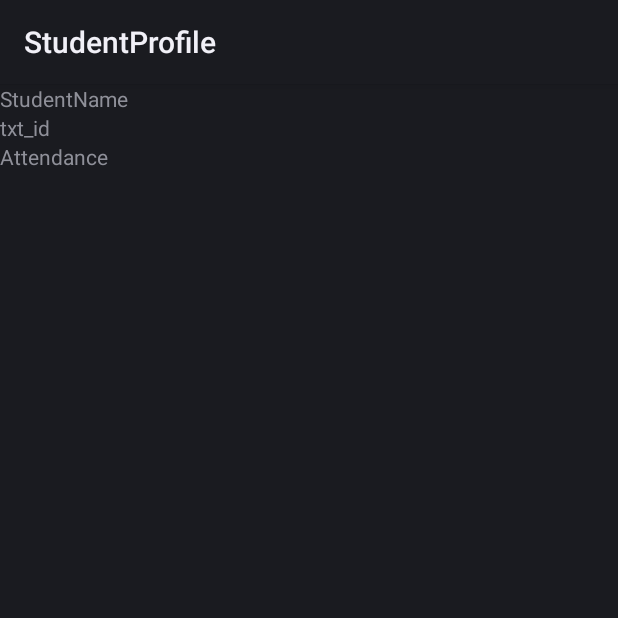
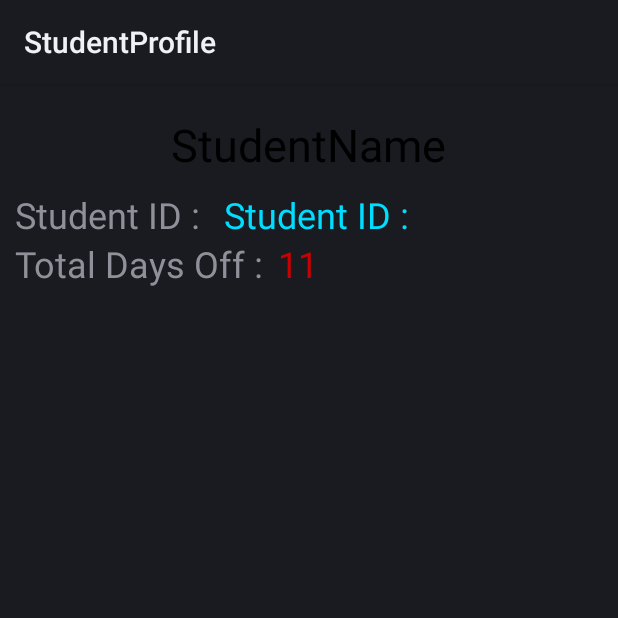
Before and after one commit to muhammadzkralla/DimitsAttendence11, an Android app: the StudentProfile screen opened directly, with no data from a screen before it, on a phone screen of 412 x 824 dp, the top half of it. Run offline under Robolectric (Android 15) with nearby library versions, the phone set to English and light mode, and no system bars; our stand-ins replace Firebase (no records; nobody signed in at launch, a user with empty details on screens opened directly); 1 statement that could not run was skipped.

Commit message:
false days only in StudentProfile and total daysOff count

```diff
--- a/app/src/main/java/com/dimits/dimitsattendence/AttendanceActivity.java
+++ b/app/src/main/java/com/dimits/dimitsattendence/AttendanceActivity.java
@@ -30,9 +30,7 @@ public class AttendanceActivity extends AppCompatActivity {
         setContentView(R.layout.activity_attendance);
         recyclerView = (RecyclerView) findViewById(R.id.recycler_attendance);
         recyclerView.setHasFixedSize(true);
-        recyclerView.setHasFixedSize(true);
         LinearLayoutManager linearLayoutManager = new LinearLayoutManager(getApplicationContext());
-        linearLayoutManager.setStackFromEnd(true);
         recyclerView.setLayoutManager(linearLayoutManager);
         downloadStudents();
     }
--- a/app/src/main/java/com/dimits/dimitsattendence/HomeActivity.java
+++ b/app/src/main/java/com/dimits/dimitsattendence/HomeActivity.java
@@ -35,9 +35,7 @@ public class HomeActivity extends AppCompatActivity {
         setContentView(R.layout.activity_home);
         recyclerView = (RecyclerView) findViewById(R.id.recycler_classes);
         recyclerView.setHasFixedSize(true);
-        recyclerView.setHasFixedSize(true);
         LinearLayoutManager linearLayoutManager = new LinearLayoutManager(getApplicationContext());
-        linearLayoutManager.setStackFromEnd(true);
         recyclerView.setLayoutManager(linearLayoutManager);
         downloadClasses();
     }
--- a/app/src/main/java/com/dimits/dimitsattendence/Reports.java
+++ b/app/src/main/java/com/dimits/dimitsattendence/Reports.java
@@ -29,9 +29,7 @@ public class Reports extends AppCompatActivity {
         setContentView(R.layout.activity_reports);
         recyclerView = (RecyclerView) findViewById(R.id.recycler_reports);
         recyclerView.setHasFixedSize(true);
-        recyclerView.setHasFixedSize(true);
         LinearLayoutManager linearLayoutManager = new LinearLayoutManager(getApplicationContext());
-        linearLayoutManager.setStackFromEnd(true);
         recyclerView.setLayoutManager(linearLayoutManager);
         downloadReports();
     }
--- a/app/src/main/java/com/dimits/dimitsattendence/SpecificAttendanceReport.java
+++ b/app/src/main/java/com/dimits/dimitsattendence/SpecificAttendanceReport.java
@@ -32,9 +32,7 @@ public class SpecificAttendanceReport extends AppCompatActivity {
         setContentView(R.layout.activity_specific_attendance_report);
         recyclerView = (RecyclerView) findViewById(R.id.recycler_specific);
         recyclerView.setHasFixedSize(true);
-        recyclerView.setHasFixedSize(true);
         LinearLayoutManager linearLayoutManager = new LinearLayoutManager(getApplicationContext());
-        linearLayoutManager.setStackFromEnd(true);
         recyclerView.setLayoutManager(linearLayoutManager);
         downloadReport();
     }
--- a/app/src/main/java/com/dimits/dimitsattendence/StudentProfile.java
+++ b/app/src/main/java/com/dimits/dimitsattendence/StudentProfile.java
@@ -6,25 +6,18 @@ import android.os.Bundle;
 import com.dimits.dimitsattendence.adapter.SpecificAttendanceAdapter;
 import com.dimits.dimitsattendence.common.Common;
 import com.dimits.dimitsattendence.model.StudentAttendanceModel;
-import com.google.android.material.snackbar.Snackbar;
 
 import androidx.annotation.NonNull;
 import androidx.appcompat.app.AppCompatActivity;
 
-import android.view.View;
 import android.widget.TextView;
 import android.widget.Toast;
 
-import androidx.navigation.NavController;
-import androidx.navigation.Navigation;
-import androidx.navigation.ui.AppBarConfiguration;
-import androidx.navigation.ui.NavigationUI;
 import androidx.recyclerview.widget.LinearLayoutManager;
 import androidx.recyclerview.widget.RecyclerView;
 
 import com.google.firebase.database.DataSnapshot;
 import com.google.firebase.database.DatabaseError;
-import com.google.firebase.database.DatabaseReference;
 import com.google.firebase.database.FirebaseDatabase;
 import com.google.firebase.database.ValueEventListener;
 
@@ -33,7 +26,8 @@ import java.util.Iterator;
 import java.util.List;
 
 public class StudentProfile extends AppCompatActivity {
-    TextView StudentName,txt_id;
+    TextView StudentName,txt_id,total_days_off;
+    private int INITIAL_DAYS_OFF = 0;
 
     Bundle intent;
     RecyclerView recyclerView;
@@ -52,8 +46,9 @@ public class StudentProfile extends AppCompatActivity {
         if(intent != null){
             StudentName = findViewById(R.id.student_name);
             StudentName.setText(intent.getString("name"));
-            txt_id = findViewById(R.id.textView2);
+            txt_id = findViewById(R.id.student_id);
             txt_id.setText(intent.getString("id"));
+            total_days_off = findViewById(R.id.total_days_off);
         }else {
             Toast.makeText(StudentProfile.this, "Something wrong", Toast.LENGTH_SHORT).show();
         }
@@ -91,7 +86,12 @@ public class StudentProfile extends AppCompatActivity {
                                 DataSnapshot dataSnapshot1 = iterator.next();
 
                                 StudentAttendanceModel studentAttendanceModel = dataSnapshot1.getValue(StudentAttendanceModel.class);
-                                if (studentAttendanceModel.getId().equals(intent.getString("id"))) {
+                                assert studentAttendanceModel != null;
+                                if (studentAttendanceModel.getId().equals(intent.getString("id"))
+                                        && studentAttendanceModel.getAttendance().equals("false")) {
+                                    INITIAL_DAYS_OFF += 1;
+                                    total_days_off.setText(" " + INITIAL_DAYS_OFF);
+
                                     studentAttendanceModelList.add(studentAttendanceModel);
                                 }
 
--- a/app/src/main/java/com/dimits/dimitsattendence/StudentsActivity.java
+++ b/app/src/main/java/com/dimits/dimitsattendence/StudentsActivity.java
@@ -30,9 +30,7 @@ public class StudentsActivity extends AppCompatActivity {
         setContentView(R.layout.activity_students);
         recyclerView = (RecyclerView) findViewById(R.id.recycler_students);
         recyclerView.setHasFixedSize(true);
-        recyclerView.setHasFixedSize(true);
         LinearLayoutManager linearLayoutManager = new LinearLayoutManager(getApplicationContext());
-        linearLayoutManager.setStackFromEnd(true);
         recyclerView.setLayoutManager(linearLayoutManager);
         downloadStudents();
     }
--- a/app/src/main/res/layout/activity_student_profile.xml
+++ b/app/src/main/res/layout/activity_student_profile.xml
@@ -8,25 +8,60 @@
 
 
     <TextView
+        android:layout_centerHorizontal="true"
+        android:layout_marginTop="20dp"
+        android:layout_marginLeft="10dp"
+        android:layout_marginBottom="10dp"
+        android:textSize="30sp"
+        android:textColor="@android:color/black"
         android:id="@+id/student_name"
         android:layout_width="wrap_content"
         android:layout_height="wrap_content"
         android:text="StudentName" />
 
+
     <TextView
-        android:id="@+id/textView2"
+        android:layout_marginLeft="10dp"
+        android:textSize="24sp"
+        android:id="@+id/student_id_txt"
         android:layout_width="wrap_content"
         android:layout_height="wrap_content"
-        android:text="txt_id"
+        android:text="Student ID : "
+        android:layout_below="@+id/student_name"/>
+
+    <TextView
+        android:layout_marginLeft="10dp"
+        android:textSize="24sp"
+        android:textColor="@android:color/holo_blue_bright"
+        android:id="@+id/student_id"
+        android:layout_width="wrap_content"
+        android:layout_height="wrap_content"
+        android:text="Student ID : "
+        android:layout_toRightOf="@+id/student_id_txt"
         android:layout_below="@+id/student_name"/>
 
 
+
     <TextView
+        android:layout_marginLeft="10dp"
+        android:textSize="24sp"
         android:id="@+id/textView3"
         android:layout_width="wrap_content"
         android:layout_height="wrap_content"
-        android:text="Attendance"
-        android:layout_below="@+id/textView2"/>
+        android:text="Total Days Off :"
+        android:layout_below="@+id/student_id"/>
+
+    <TextView
+        android:textSize="24sp"
+        android:textColor="@android:color/holo_red_dark"
+        android:layout_toRightOf="@+id/textView3"
+        android:layout_marginLeft="10dp"
+        android:id="@+id/total_days_off"
+        android:layout_width="wrap_content"
+        android:layout_height="wrap_content"
+        android:text="11"
+        android:layout_below="@+id/student_id"/>
+
 
     <androidx.recyclerview.widget.RecyclerView
         android:id="@+id/recycler_view"
```
